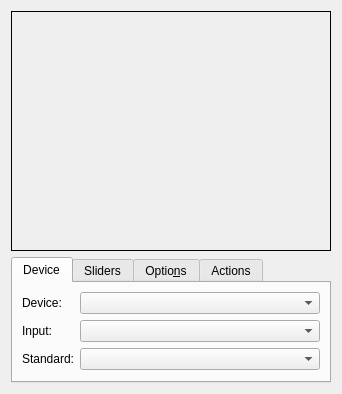
This is kopete/config/avdevice/avdeviceconfig_videodevice.ui in KDE/kopete as Qt 5 draws it before an edit. The edited form follows.
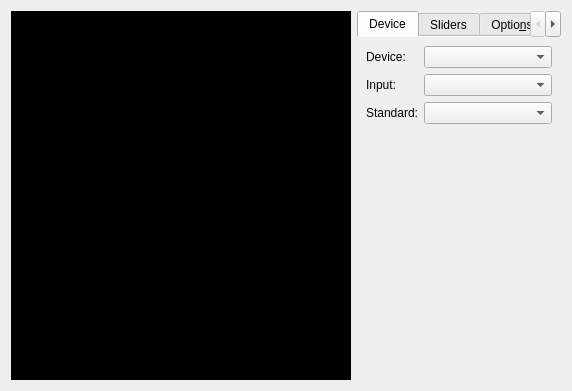
This is the edited form. Custom widgets are drawn as their Qt base class.

Commit message: Rework layout to ensure the window does not get too tall

The edit to the form file:
```diff
--- a/kopete/config/avdevice/avdeviceconfig_videodevice.ui
+++ b/kopete/config/avdevice/avdeviceconfig_videodevice.ui
@@ -6,8 +6,8 @@
    <rect>
     <x>0</x>
     <y>0</y>
-    <width>338</width>
-    <height>394</height>
+    <width>550</width>
+    <height>391</height>
    </rect>
   </property>
   <property name="sizePolicy">
@@ -19,25 +19,83 @@
   <property name="windowTitle">
    <string>Video</string>
   </property>
-  <layout class="QVBoxLayout">
+  <layout class="QHBoxLayout" name="horizontalLayout">
    <item>
-    <layout class="QHBoxLayout">
-     <property name="sizeConstraint">
-      <enum>QLayout::SetDefaultConstraint</enum>
+    <widget class="QFrame" name="frame">
+     <property name="palette">
+      <palette>
+       <active>
+        <colorrole role="Base">
+         <brush brushstyle="SolidPattern">
+          <color alpha="255">
+           <red>255</red>
+           <green>255</green>
+           <blue>255</blue>
+          </color>
+         </brush>
+        </colorrole>
+        <colorrole role="Window">
+         <brush brushstyle="SolidPattern">
+          <color alpha="255">
+           <red>0</red>
+           <green>0</green>
+           <blue>0</blue>
+          </color>
+         </brush>
+        </colorrole>
+       </active>
+       <inactive>
+        <colorrole role="Base">
+         <brush brushstyle="SolidPattern">
+          <color alpha="255">
+           <red>255</red>
+           <green>255</green>
+           <blue>255</blue>
+          </color>
+         </brush>
+        </colorrole>
+        <colorrole role="Window">
+         <brush brushstyle="SolidPattern">
+          <color alpha="255">
+           <red>0</red>
+           <green>0</green>
+           <blue>0</blue>
+          </color>
+         </brush>
+        </colorrole>
+       </inactive>
+       <disabled>
+        <colorrole role="Base">
+         <brush brushstyle="SolidPattern">
+          <color alpha="255">
+           <red>0</red>
+           <green>0</green>
+           <blue>0</blue>
+          </color>
+         </brush>
+        </colorrole>
+        <colorrole role="Window">
+         <brush brushstyle="SolidPattern">
+          <color alpha="255">
+           <red>0</red>
+           <green>0</green>
+           <blue>0</blue>
+          </color>
+         </brush>
+        </colorrole>
+       </disabled>
+      </palette>
      </property>
-     <item>
-      <spacer>
-       <property name="orientation">
-        <enum>Qt::Horizontal</enum>
-       </property>
-       <property name="sizeHint" stdset="0">
-        <size>
-         <width>0</width>
-         <height>20</height>
-        </size>
-       </property>
-      </spacer>
-     </item>
+     <property name="autoFillBackground">
+      <bool>true</bool>
+     </property>
+     <property name="frameShape">
+      <enum>QFrame::StyledPanel</enum>
+     </property>
+     <property name="frameShadow">
+      <enum>QFrame::Sunken</enum>
+     </property>
+     <layout class="QVBoxLayout" name="verticalLayout_2">
      <item>
       <widget class="QLabel" name="mVideoImageLabel">
        <property name="sizePolicy">
@@ -52,9 +110,6 @@
          <height>240</height>
         </size>
        </property>
-       <property name="frameShape">
-        <enum>QFrame::Box</enum>
-       </property>
        <property name="scaledContents">
         <bool>true</bool>
        </property>
@@ -63,20 +118,8 @@
        </property>
       </widget>
      </item>
-     <item>
-      <spacer>
-       <property name="orientation">
-        <enum>Qt::Horizontal</enum>
-       </property>
-       <property name="sizeHint" stdset="0">
-        <size>
-         <width>0</width>
-         <height>20</height>
-        </size>
-       </property>
-      </spacer>
-     </item>
-    </layout>
+     </layout>
+    </widget>
    </item>
    <item>
     <widget class="QTabWidget" name="VideoTabWidget">
@@ -89,6 +132,9 @@
      <property name="currentIndex">
       <number>0</number>
      </property>
+     <property name="documentMode">
+      <bool>true</bool>
+     </property>
      <widget class="QWidget" name="deviceTab">
       <attribute name="title">
        <string>Device</string>
```
Lines whose indentation alone changed are shown as unchanged.
